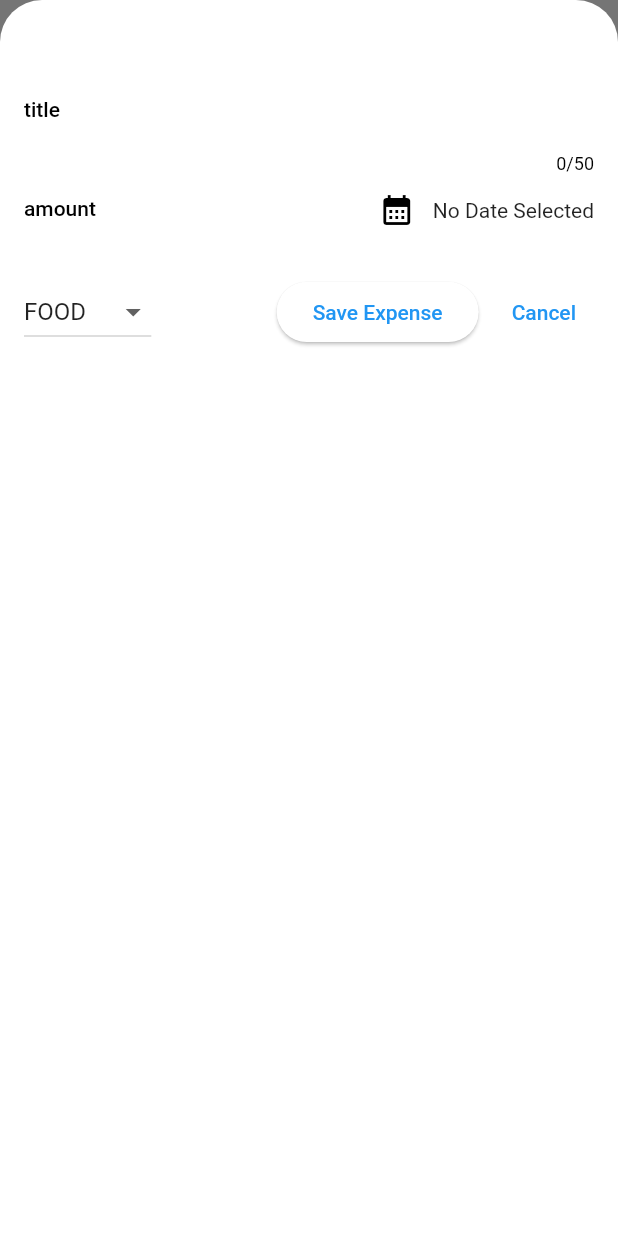
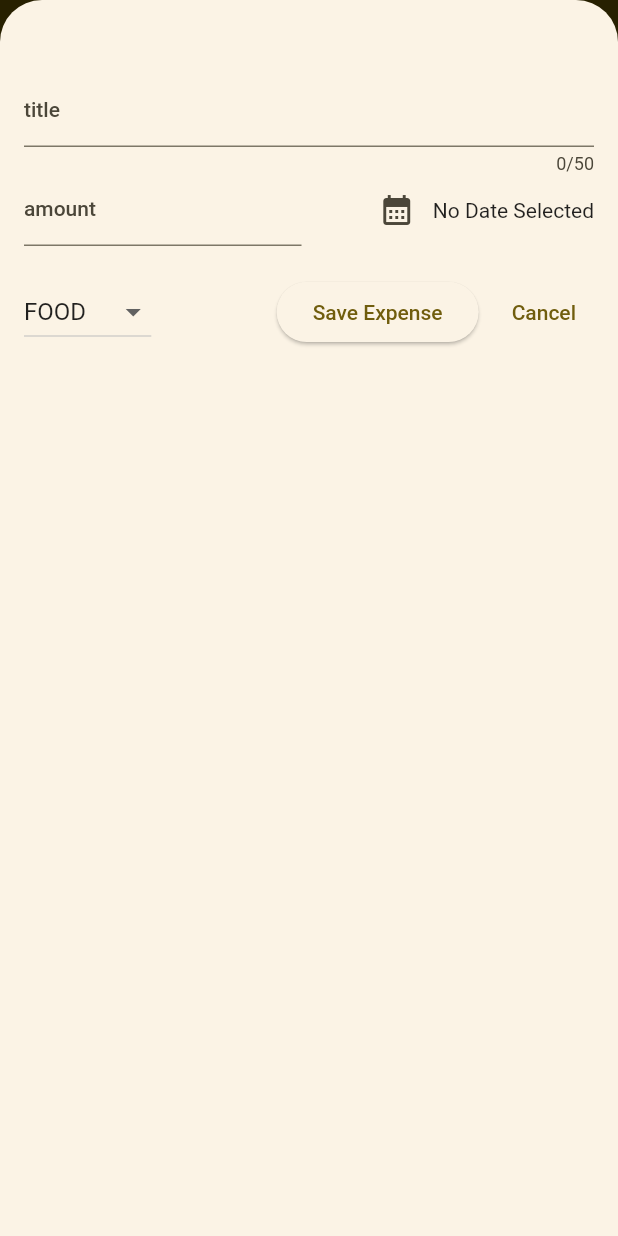
Before and after one commit to rinku-kr/expense_tracker, a Flutter app: the screen it shows after launch, after a tap on the "add" icon, on a phone screen of 412 x 824 dp. Run offline on Flutter 3.47's test engine with Material 2 defaults, Android fonts, the phone set to English and light mode, and no system bars.

Commit message:
Using color scheme!

```diff
--- a/lib/main.dart
+++ b/lib/main.dart
@@ -1,11 +1,17 @@
 import 'package:flutter/material.dart';
 import 'package:expense_tracker/widgets/expenses.dart';
 
+var kColorScheme =
+    ColorScheme.fromSeed(seedColor: const Color.fromARGB(255, 232, 210, 142));
+
 void main() {
   return runApp(MaterialApp(
-    theme: ThemeData(
-            scaffoldBackgroundColor: const Color.fromARGB(255, 237, 221, 172))
-        .copyWith(useMaterial3: true),
+    theme: ThemeData().copyWith(
+        useMaterial3: true,
+        colorScheme: kColorScheme,
+        appBarTheme: const AppBarTheme().copyWith(
+            backgroundColor: kColorScheme.onPrimaryContainer,
+            foregroundColor: kColorScheme.onPrimary)),
     home: const Expenses(),
   ));
 }
```
